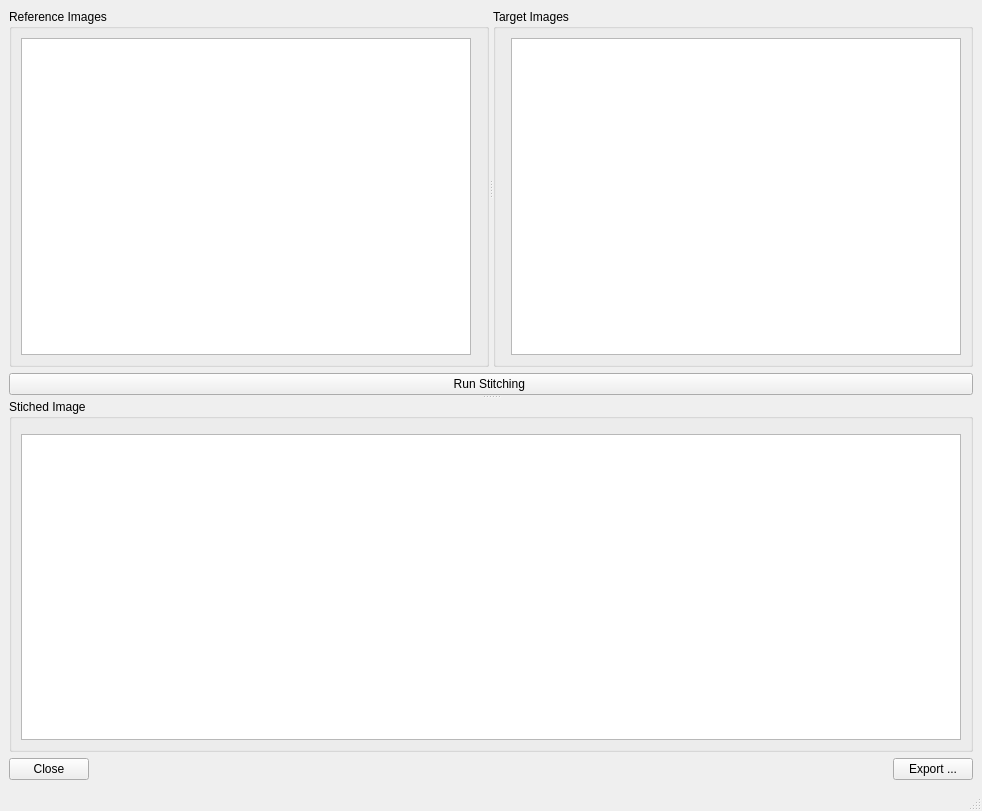
First picture: the form in ui/ui_stitching_images.ui, repository neutronimaging/python_notebooks, before the edit.
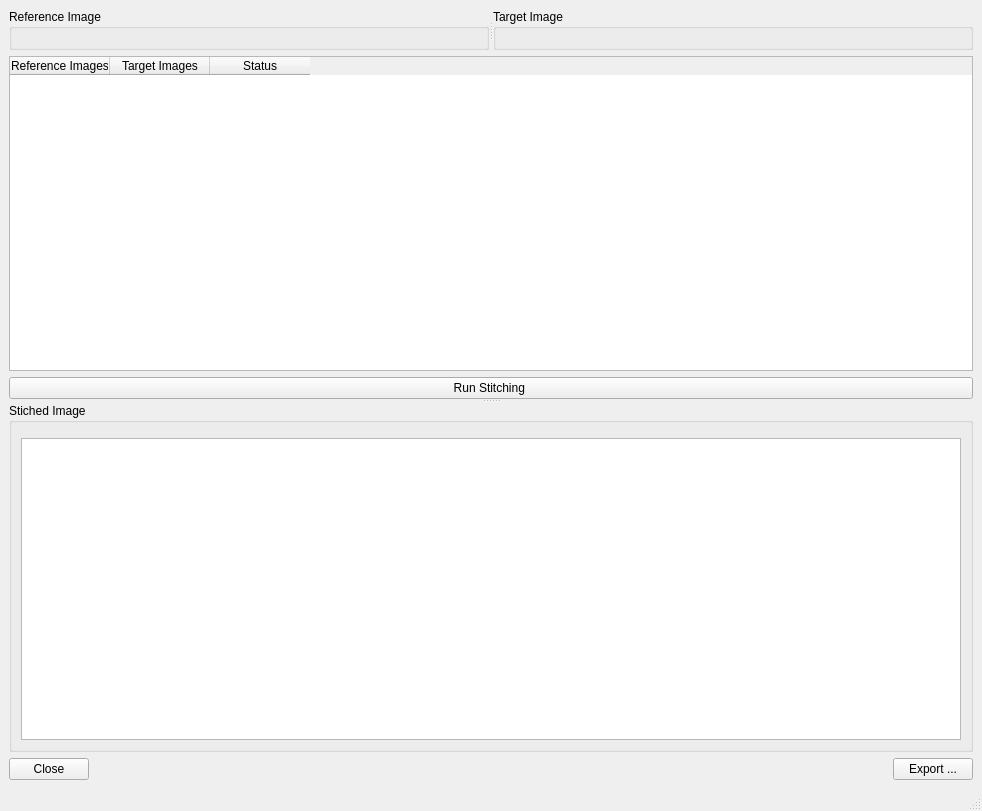
Second picture: the form after the edit.

Commit message: modified ui and remove unused notebook

```diff
--- a/ui/ui_stitching_images.ui
+++ b/ui/ui_stitching_images.ui
@@ -20,7 +20,7 @@
       <property name="orientation">
        <enum>Qt::Vertical</enum>
       </property>
-      <widget class="QWidget" name="">
+      <widget class="QWidget" name="layoutWidget">
        <layout class="QVBoxLayout" name="verticalLayout_4">
         <item>
          <widget class="QSplitter" name="splitter_3">
@@ -29,14 +29,11 @@
           </property>
           <widget class="QGroupBox" name="groupBox_2">
            <property name="title">
-            <string>Reference Images</string>
+            <string>Reference Image</string>
            </property>
            <layout class="QVBoxLayout" name="verticalLayout_2">
             <item>
              <layout class="QHBoxLayout" name="horizontalLayout_3">
-              <item>
-               <widget class="QTableWidget" name="reference_table"/>
-              </item>
               <item>
                <widget class="QWidget" name="reference_widget" native="true"/>
               </item>
@@ -46,7 +43,7 @@
           </widget>
           <widget class="QGroupBox" name="groupBox">
            <property name="title">
-            <string>Target Images</string>
+            <string>Target Image</string>
            </property>
            <layout class="QVBoxLayout" name="verticalLayout">
             <item>
@@ -54,15 +51,40 @@
               <item>
                <widget class="QWidget" name="target_widget" native="true"/>
               </item>
-              <item>
-               <widget class="QTableWidget" name="target_table"/>
-              </item>
              </layout>
             </item>
            </layout>
           </widget>
          </widget>
         </item>
+        <item>
+         <widget class="QTableWidget" name="tableWidget">
+          <property name="alternatingRowColors">
+           <bool>true</bool>
+          </property>
+          <property name="selectionMode">
+           <enum>QAbstractItemView::SingleSelection</enum>
+          </property>
+          <property name="selectionBehavior">
+           <enum>QAbstractItemView::SelectRows</enum>
+          </property>
+          <column>
+           <property name="text">
+            <string>Reference Images</string>
+           </property>
+          </column>
+          <column>
+           <property name="text">
+            <string>Target Images</string>
+           </property>
+          </column>
+          <column>
+           <property name="text">
+            <string>Status</string>
+           </property>
+          </column>
+         </widget>
+        </item>
         <item>
          <widget class="QPushButton" name="run_stitching_button">
           <property name="text">
```
The commit also changes 2 other files.
